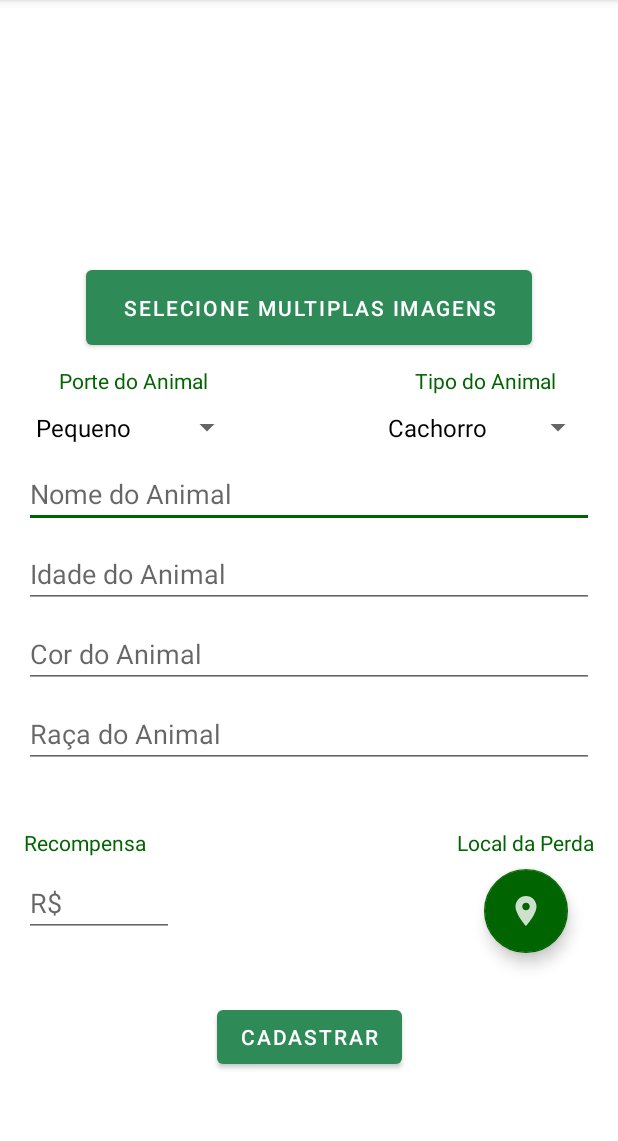
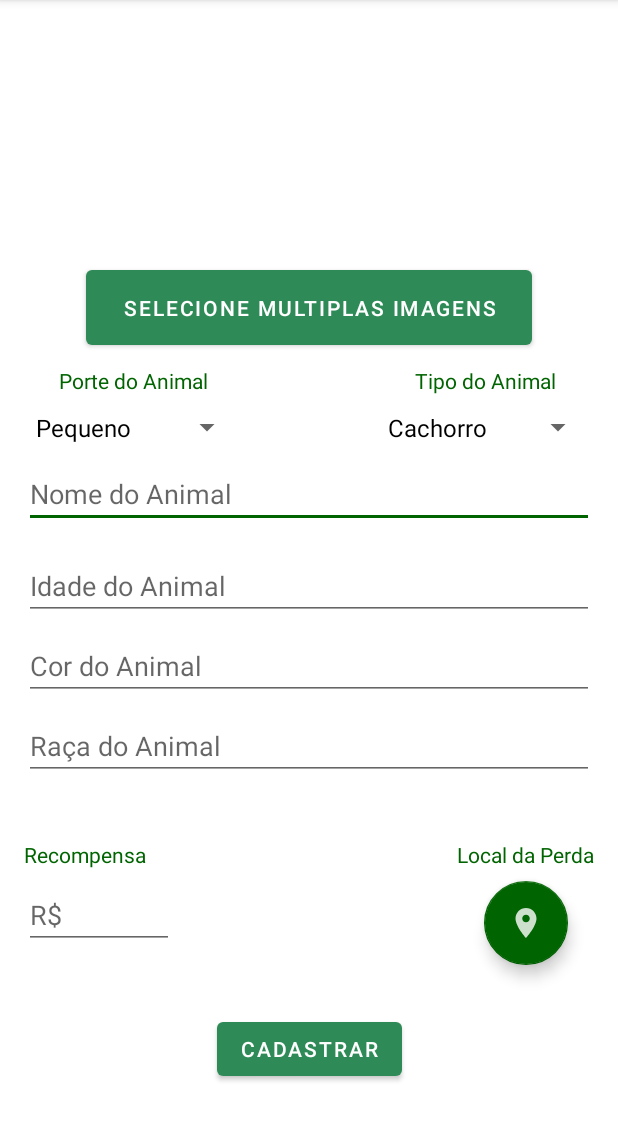
Before and after one commit to jeffersonguedess/Cademeubicho, an Android app: the CadastroAnimalActivity screen opened directly, with no data from a screen before it, on a phone screen of 412 x 824 dp, the part 84-1225 px from its top. Run offline under Robolectric (Android 15) with nearby library versions, the phone set to English and light mode, and no system bars; network calls fail.

Commit message:
correcão no layout cadastro de animal , idade agora so aceita numeros !!

```diff
--- a/app/src/main/java/br/cademeubicho/maps/MapsActivity.kt
+++ b/app/src/main/java/br/cademeubicho/maps/MapsActivity.kt
@@ -58,8 +58,10 @@ class MapsActivity :
         locationCallback = object : LocationCallback() {
             override fun onLocationResult(locationResult: LocationResult?) {
                 locationResult ?: return
+/*
                 val location = locationResult.lastLocation
-                val currentLatLng = LatLng(location.latitude, location.longitude)
+*/
+                /*val currentLatLng = LatLng(location.latitude, location.longitude)*/
                 //map?.animateCamera(CameraUpdateFactory.newLatLngZoom(currentLatLng, 20f))
             }
         }
--- a/app/src/main/java/br/cademeubicho/ui/cadastroanimal/CadastroAnimalActivity.kt
+++ b/app/src/main/java/br/cademeubicho/ui/cadastroanimal/CadastroAnimalActivity.kt
@@ -197,7 +197,7 @@ class CadastroAnimalActivity : AppCompatActivity() {
                         spinner_porte_animal.selectedItem.toString(),
                         spinner_tipo_animal.selectedItem.toString(),
                         etNomeAnimal.toString(), etracaAnimal.toString(),
-                        etIdadeAnimal.toString(), etcorAnimal.toString(),
+                        editTextNumber.toString(), etcorAnimal.toString(),
                         etrecompensa.toString(), longitude, latitude,
                         imagens
                     )
--- a/app/src/main/res/layout/activity_cadastro_animal.xml
+++ b/app/src/main/res/layout/activity_cadastro_animal.xml
@@ -150,20 +150,6 @@
             app:layout_constraintTop_toBottomOf="@+id/tlDivi" />
 
         <com.google.android.material.textfield.TextInputEditText
-            android:id="@+id/etIdadeAnimal"
-            android:layout_width="match_parent"
-            android:layout_height="wrap_content"
-            android:layout_marginStart="16dp"
-            android:layout_marginTop="8dp"
-            android:layout_marginEnd="16dp"
-            android:hint="@string/idadeAnimal"
-            android:inputType="textEmailAddress"
-            app:layout_constraintEnd_toEndOf="parent"
-            app:layout_constraintHorizontal_bias="1.0"
-            app:layout_constraintStart_toStartOf="parent"
-            app:layout_constraintTop_toBottomOf="@+id/etNomeAnimal" />
-
-        <com.google.android.material.textfield.TextInputEditText
             android:id="@+id/etcorAnimal"
             android:layout_width="match_parent"
             android:layout_height="wrap_content"
@@ -175,7 +161,7 @@
             app:layout_constraintEnd_toEndOf="parent"
             app:layout_constraintHorizontal_bias="1.0"
             app:layout_constraintStart_toStartOf="parent"
-            app:layout_constraintTop_toBottomOf="@+id/etIdadeAnimal" />
+            app:layout_constraintTop_toBottomOf="@+id/editTextNumber" />
 
         <com.google.android.material.floatingactionbutton.FloatingActionButton
             android:id="@+id/fabMaps"
@@ -211,6 +197,18 @@
             app:layout_constraintStart_toStartOf="@+id/spinner_porte_animal"
             app:layout_constraintTop_toBottomOf="@+id/btn" />
 
+        <EditText
+            android:id="@+id/editTextNumber"
+            android:layout_width="0dp"
+            android:layout_height="wrap_content"
+            android:layout_marginTop="16dp"
+            android:ems="10"
+            android:hint="@string/idadeAnimal"
+            android:inputType="number"
+            app:layout_constraintEnd_toEndOf="@+id/etNomeAnimal"
+            app:layout_constraintStart_toStartOf="@+id/etNomeAnimal"
+            app:layout_constraintTop_toBottomOf="@+id/etNomeAnimal" />
+
 
     </androidx.constraintlayout.widget.ConstraintLayout>
 </androidx.core.widget.NestedScrollView>
```
